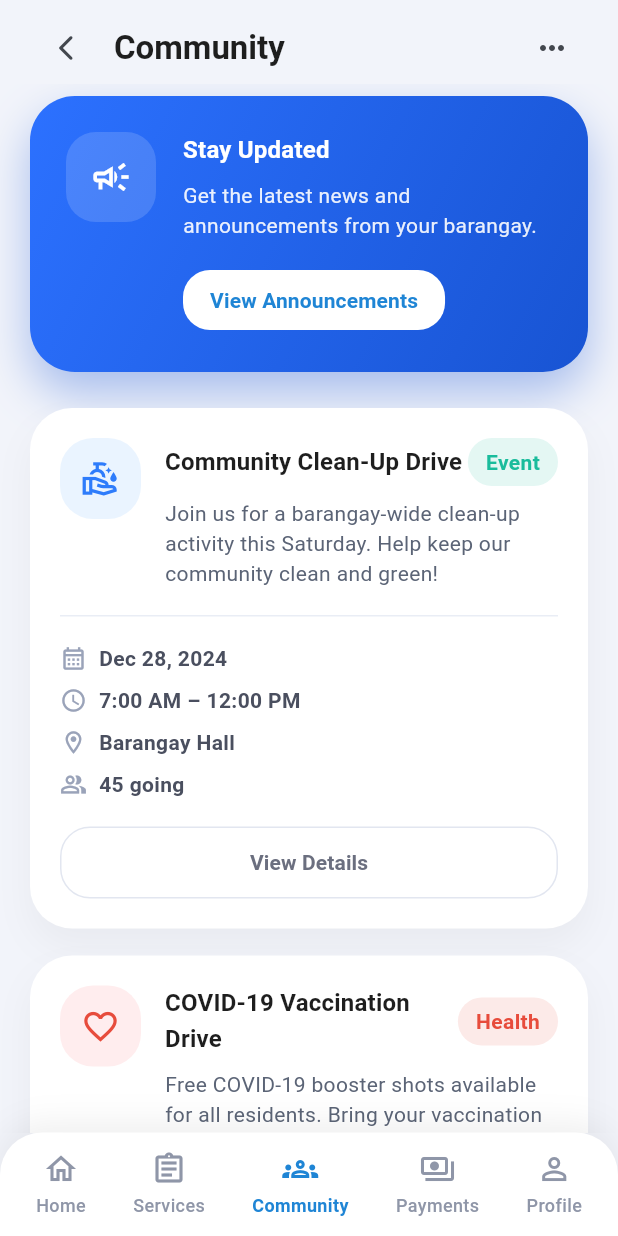
After one commit to eori1/bayankonek, a Flutter app: the CommunityPage screen opened directly, on a phone screen of 412 x 824 dp. The commit adds this screen. Run offline on Flutter 3.47's test engine with Material 3 defaults, Android fonts, the phone set to English and light mode, and no system bars; our stand-ins replace cloud_firestore, firebase_auth, firebase_core, firebase_storage, flutter_map, geocoding and 3 more; missing offline and left inert: flutter_facebook_auth; accounts and stored records are empty.

Commit message:
Add navigation to CommunityPage in HomePage
- Updated HomePage to include navigation to CommunityPage when the corresponding index is selected.
- Enhanced user experience by allowing access to community features directly from the home screen.

```diff
--- /dev/null
+++ b/lib/screens/community_page.dart
@@ -0,0 +1,424 @@
+import 'package:flutter/material.dart';
+
+import '../widgets/app_bottom_nav.dart';
+import 'services_page.dart';
+
+class CommunityPage extends StatelessWidget {
+  const CommunityPage({super.key});
+
+  void _handleNavTap(BuildContext context, int index) {
+    if (index == 2) return;
+    if (index == 0 && Navigator.of(context).canPop()) {
+      Navigator.of(context).pop();
+      return;
+    }
+    if (index == 1) {
+      Navigator.of(context).push(
+        MaterialPageRoute(builder: (_) => const ServicesPage()),
+      );
+      return;
+    }
+    ScaffoldMessenger.of(context).showSnackBar(
+      const SnackBar(
+        content: Text('This tab is coming soon.'),
+        behavior: SnackBarBehavior.floating,
+      ),
+    );
+  }
+
+  @override
+  Widget build(BuildContext context) {
+    return Scaffold(
+      backgroundColor: const Color(0xFFF2F4FA),
+      body: SafeArea(
+        child: Column(
+          children: [
+            Padding(
+              padding: const EdgeInsets.fromLTRB(20, 8, 20, 0),
+              child: Row(
+                children: [
+                  IconButton(
+                    icon: const Icon(Icons.arrow_back_ios_new_rounded, size: 20),
+                    onPressed: () => Navigator.of(context).maybePop(),
+                  ),
+                  const SizedBox(width: 8),
+                  Text(
+                    'Community',
+                    style: Theme.of(context).textTheme.titleLarge?.copyWith(
+                          fontWeight: FontWeight.w700,
+                        ),
+                  ),
+                  const Spacer(),
+                  IconButton(
+                    onPressed: () {},
+                    icon: const Icon(Icons.more_horiz),
+                  ),
+                ],
+              ),
+            ),
+            Expanded(
+              child: SingleChildScrollView(
+                padding: const EdgeInsets.fromLTRB(20, 8, 20, 24),
+                child: Column(
+                  children: const [
+                    _HighlightCard(),
+                    SizedBox(height: 24),
+                    _CommunityEventList(),
+                  ],
+                ),
+              ),
+            ),
+          ],
+        ),
+      ),
+      bottomNavigationBar: AppBottomNav(
+        currentIndex: 2,
+        onItemSelected: (index) => _handleNavTap(context, index),
+      ),
+    );
+  }
+}
+
+class _HighlightCard extends StatelessWidget {
+  const _HighlightCard();
+
+  @override
+  Widget build(BuildContext context) {
+    return Container(
+      width: double.infinity,
+      padding: const EdgeInsets.all(24),
+      decoration: BoxDecoration(
+        gradient: const LinearGradient(
+          colors: [Color(0xFF2C71FF), Color(0xFF1854D3)],
+          begin: Alignment.topLeft,
+          end: Alignment.bottomRight,
+        ),
+        borderRadius: BorderRadius.circular(30),
+        boxShadow: [
+          BoxShadow(
+            color: const Color(0xFF1854D3).withValues(alpha: 0.35),
+            blurRadius: 26,
+            offset: const Offset(0, 14),
+          ),
+        ],
+      ),
+      child: Row(
+        crossAxisAlignment: CrossAxisAlignment.start,
+        children: [
+          Container(
+            padding: const EdgeInsets.all(16),
+            decoration: BoxDecoration(
+              color: Colors.white.withValues(alpha: 0.15),
+              borderRadius: BorderRadius.circular(20),
+            ),
+            child: const Icon(
+              Icons.campaign_outlined,
+              color: Colors.white,
+              size: 28,
+            ),
+          ),
+          const SizedBox(width: 18),
+          Expanded(
+            child: Column(
+              crossAxisAlignment: CrossAxisAlignment.start,
+              children: [
+                Text(
+                  'Stay Updated',
+                  style: Theme.of(context).textTheme.titleMedium?.copyWith(
+                        color: Colors.white,
+                        fontWeight: FontWeight.w700,
+                      ),
+                ),
+                const SizedBox(height: 8),
+                Text(
+                  'Get the latest news and announcements from your barangay.',
+                  style: Theme.of(context).textTheme.bodyMedium?.copyWith(
+                        color: Colors.white.withValues(alpha: 0.9),
+                      ),
+                ),
+                const SizedBox(height: 16),
+                TextButton(
+                  onPressed: () {},
+                  style: TextButton.styleFrom(
+                    foregroundColor: const Color(0xFF1F85D5),
+                    backgroundColor: Colors.white,
+                    padding:
+                        const EdgeInsets.symmetric(horizontal: 18, vertical: 10),
+                    shape: RoundedRectangleBorder(
+                      borderRadius: BorderRadius.circular(18),
+                    ),
+                  ),
+                  child: const Text(
+                    'View Announcements',
+                    style: TextStyle(fontWeight: FontWeight.w700),
+                  ),
+                ),
+              ],
+            ),
+          ),
+        ],
+      ),
+    );
+  }
+}
+
+class _CommunityEventList extends StatelessWidget {
+  const _CommunityEventList();
+
+  @override
+  Widget build(BuildContext context) {
+    return Column(
+      children: _communityEvents
+          .map(
+            (event) => Padding(
+              padding: const EdgeInsets.only(bottom: 18),
+              child: _CommunityEventCard(event: event),
+            ),
+          )
+          .toList(),
+    );
+  }
+}
+
+class _CommunityEventCard extends StatelessWidget {
+  const _CommunityEventCard({required this.event});
+
+  final _CommunityEvent event;
+
+  @override
+  Widget build(BuildContext context) {
+    return Container(
+      width: double.infinity,
+      padding: const EdgeInsets.all(20),
+      decoration: BoxDecoration(
+        color: Colors.white,
+        borderRadius: BorderRadius.circular(28),
+        boxShadow: [
+          BoxShadow(
+            color: Colors.black.withValues(alpha: 0.04),
+            blurRadius: 20,
+            offset: const Offset(0, 12),
+          ),
+        ],
+      ),
+      child: Column(
+        crossAxisAlignment: CrossAxisAlignment.start,
+        children: [
+          Row(
+            crossAxisAlignment: CrossAxisAlignment.start,
+            children: [
+              Container(
+                padding: const EdgeInsets.all(14),
+                decoration: BoxDecoration(
+                  color: event.iconBackground,
+                  borderRadius: BorderRadius.circular(22),
+                ),
+                child: Icon(event.icon, color: event.iconColor, size: 26),
+              ),
+              const SizedBox(width: 16),
+              Expanded(
+                child: Column(
+                  crossAxisAlignment: CrossAxisAlignment.start,
+                  children: [
+                    Row(
+                      children: [
+                        Expanded(
+                          child: Text(
+                            event.title,
+                            style: Theme.of(context)
+                                .textTheme
+                                .titleMedium
+                                ?.copyWith(fontWeight: FontWeight.w700),
+                          ),
+                        ),
+                        Container(
+                          padding: const EdgeInsets.symmetric(
+                            horizontal: 12,
+                            vertical: 6,
+                          ),
+                          decoration: BoxDecoration(
+                            color: event.badgeColor.withValues(alpha: 0.12),
+                            borderRadius: BorderRadius.circular(18),
+                          ),
+                          child: Text(
+                            event.badge,
+                            style: TextStyle(
+                              color: event.badgeColor,
+                              fontWeight: FontWeight.w700,
+                            ),
+                          ),
+                        ),
+                      ],
+                    ),
+                    const SizedBox(height: 8),
+                    Text(
+                      event.description,
+                      style: Theme.of(context).textTheme.bodyMedium?.copyWith(
+                            color: const Color(0xFF5B6476),
+                          ),
+                    ),
+                  ],
+                ),
+              ),
+            ],
+          ),
+          const SizedBox(height: 18),
+          const Divider(height: 1, color: Color(0xFFE9EDF5)),
+          const SizedBox(height: 18),
+          _EventDetailRow(
+            icon: Icons.calendar_month_outlined,
+            label: event.dateLabel,
+          ),
+          const SizedBox(height: 8),
+          _EventDetailRow(
+            icon: Icons.access_time_outlined,
+            label: event.timeLabel,
+          ),
+          const SizedBox(height: 8),
+          _EventDetailRow(
+            icon: Icons.location_on_outlined,
+            label: event.location,
+          ),
+          const SizedBox(height: 8),
+          _EventDetailRow(
+            icon: Icons.people_alt_outlined,
+            label: event.attendeesLabel,
+          ),
+          const SizedBox(height: 18),
+          SizedBox(
+            width: double.infinity,
+            child: OutlinedButton(
+              onPressed: () {},
+              style: OutlinedButton.styleFrom(
+                foregroundColor: const Color(0xFF6B6F7F),
+                side: const BorderSide(color: Color(0xFFE2E6F0)),
+                shape: RoundedRectangleBorder(
+                  borderRadius: BorderRadius.circular(20),
+                ),
+                padding:
+                    const EdgeInsets.symmetric(horizontal: 20, vertical: 14),
+              ),
+              child: const Text(
+                'View Details',
+                style: TextStyle(fontWeight: FontWeight.w600),
+              ),
+            ),
+          ),
+        ],
+      ),
+    );
+  }
+}
+
+class _EventDetailRow extends StatelessWidget {
+  const _EventDetailRow({required this.icon, required this.label});
+
+  final IconData icon;
+  final String label;
+
+  @override
+  Widget build(BuildContext context) {
+    return Row(
+      children: [
+        Icon(icon, size: 18, color: const Color(0xFF9AA3B9)),
+        const SizedBox(width: 8),
+        Expanded(
+          child: Text(
+            label,
+            style: const TextStyle(
+              color: Color(0xFF4A4F5F),
+              fontWeight: FontWeight.w600,
+            ),
+          ),
+        ),
+      ],
+    );
+  }
+}
+
+class _CommunityEvent {
+  const _CommunityEvent({
+    required this.icon,
+    required this.iconBackground,
+    required this.iconColor,
+    required this.title,
+    required this.description,
+    required this.dateLabel,
+    required this.timeLabel,
+    required this.location,
+    required this.attendeesLabel,
+    required this.badge,
+    required this.badgeColor,
+  });
+
+  final IconData icon;
+  final Color iconBackground;
+  final Color iconColor;
+  final String title;
+  final String description;
+  final String dateLabel;
+  final String timeLabel;
+  final String location;
+  final String attendeesLabel;
+  final String badge;
+  final Color badgeColor;
+}
+
+const _communityEvents = [
+  _CommunityEvent(
+    icon: Icons.clean_hands_outlined,
+    iconBackground: Color(0xFFEAF4FF),
+    iconColor: Color(0xFF2E7CFB),
+    title: 'Community Clean-Up Drive',
+    description:
+        'Join us for a barangay-wide clean-up activity this Saturday. Help keep our community clean and green!',
+    dateLabel: 'Dec 28, 2024',
+    timeLabel: '7:00 AM – 12:00 PM',
+    location: 'Barangay Hall',
+    attendeesLabel: '45 going',
+    badge: 'Event',
+    badgeColor: Color(0xFF1ABC9C),
+  ),
+  _CommunityEvent(
+    icon: Icons.favorite_outline,
+    iconBackground: Color(0xFFFFEDEE),
+    iconColor: Color(0xFFE74C3C),
+    title: 'COVID-19 Vaccination Drive',
+    description:
+        'Free COVID-19 booster shots available for all residents. Bring your vaccination card and valid ID.',
+    dateLabel: 'Jan 5, 2025',
+    timeLabel: '8:00 AM – 5:00 PM',
+    location: 'Health Center',
+    attendeesLabel: '120 going',
+    badge: 'Health',
+    badgeColor: Color(0xFFE74C3C),
+  ),
+  _CommunityEvent(
+    icon: Icons.celebration_outlined,
+    iconBackground: Color(0xFFF4EEFF),
+    iconColor: Color(0xFF9B59B6),
+    title: 'New Year Community Celebration',
+    description:
+        'Celebrate the New Year with your neighbors! Food, games, and entertainment for the whole family.',
+    dateLabel: 'Dec 31, 2024',
+    timeLabel: '6:00 PM – 12:00 AM',
+    location: 'Town Plaza',
+    attendeesLabel: '200+ going',
+    badge: 'Celebration',
+    badgeColor: Color(0xFF9B59B6),
+  ),
+  _CommunityEvent(
+    icon: Icons.warning_amber_outlined,
+    iconBackground: Color(0xFFFFF5EA),
+    iconColor: Color(0xFFF39C12),
+    title: 'Road Closure Advisory',
+    description:
+        'Main Road will be closed for repairs from Jan 10–15. Please use alternative routes.',
+    dateLabel: 'Jan 10, 2025',
+    timeLabel: 'All day',
+    location: 'Main Road',
+    attendeesLabel: '—',
+    badge: 'Advisory',
+    badgeColor: Color(0xFFF39C12),
+  ),
+];
--- a/lib/screens/home_page.dart
+++ b/lib/screens/home_page.dart
@@ -3,6 +3,7 @@ import 'package:firebase_auth/firebase_auth.dart';
 import 'package:flutter/material.dart';
 
 import '../widgets/app_bottom_nav.dart';
+import 'community_page.dart';
 import 'report_details_page.dart';
 import 'request_details_page.dart';
 import 'services_page.dart';
@@ -21,6 +22,10 @@ class HomePage extends StatelessWidget {
         Navigator.of(
           context,
         ).push(MaterialPageRoute(builder: (_) => const ServicesPage()));
+      } else if (index == 2) {
+        Navigator.of(
+          context,
+        ).push(MaterialPageRoute(builder: (_) => const CommunityPage()));
       } else {
         ScaffoldMessenger.of(context).showSnackBar(
           const SnackBar(
```
